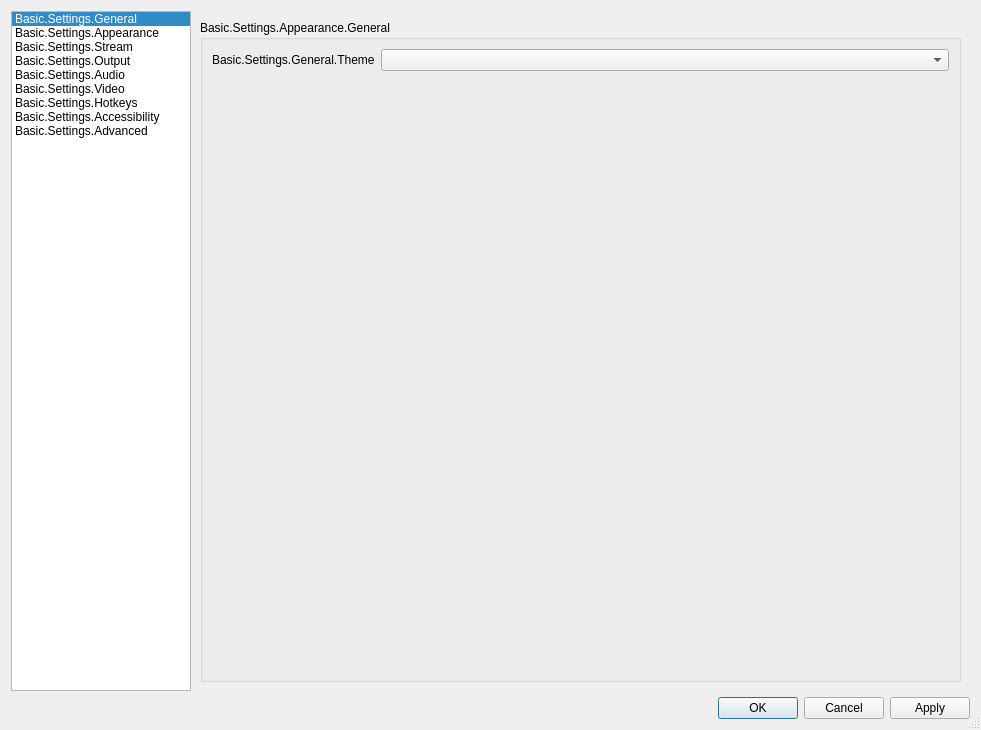
Old version of the form UI/forms/OBSBasicSettings.ui in the repository derrod/obs-studio.
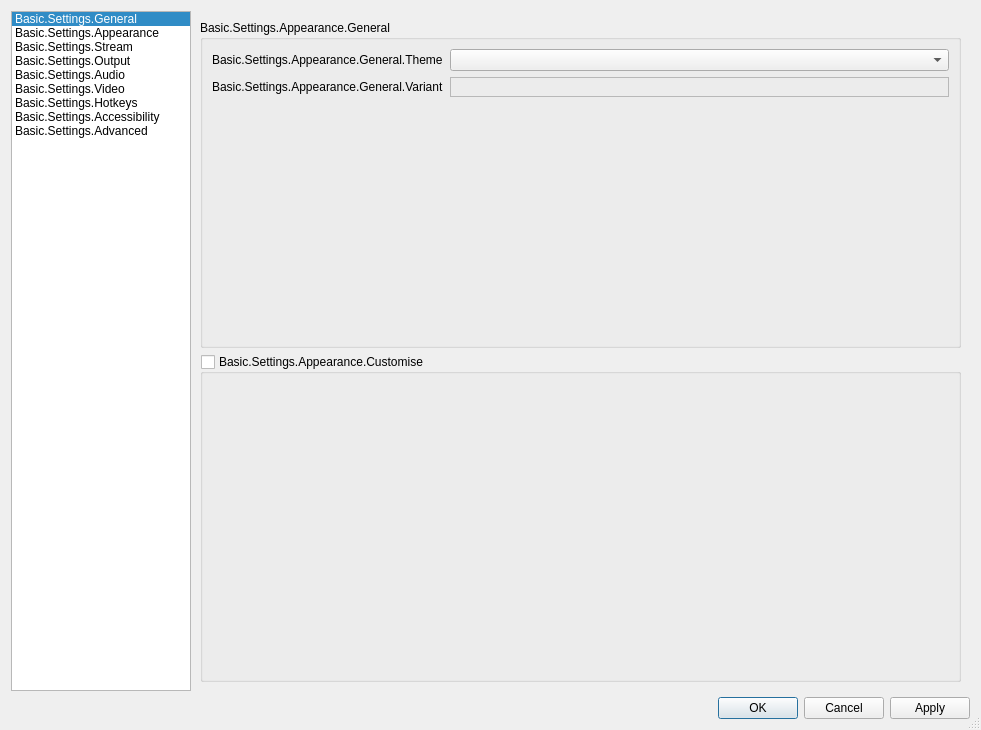
New version of the form. The open tabs and pages were chosen to show the change. Icons and pictures are not drawn. Custom widgets are drawn as their Qt base class.

Commit message: UI: Add composable themes feature (WIP)

Patch:
```diff
--- a/UI/forms/OBSBasicSettings.ui
+++ b/UI/forms/OBSBasicSettings.ui
@@ -948,7 +948,7 @@
                    <item row="0" column="0">
                     <widget class="QLabel" name="label_45">
                      <property name="text">
-                      <string>Basic.Settings.General.Theme</string>
+                      <string>Basic.Settings.Appearance.General.Theme</string>
                      </property>
                      <property name="buddy">
                       <cstring>theme</cstring>
@@ -958,9 +958,50 @@
                    <item row="0" column="1">
                     <widget class="QComboBox" name="theme"/>
                    </item>
+                   <item row="1" column="0">
+                    <widget class="QLabel" name="label_10">
+                     <property name="text">
+                      <string>Basic.Settings.Appearance.General.Variant</string>
+                     </property>
+                     <property name="buddy">
+                      <cstring>themeVariantFrame</cstring>
+                     </property>
+                    </widget>
+                   </item>
+                   <item row="1" column="1">
+                    <widget class="QFrame" name="themeVariantFrame">
+                     <property name="frameShape">
+                      <enum>QFrame::StyledPanel</enum>
+                     </property>
+                     <property name="frameShadow">
+                      <enum>QFrame::Raised</enum>
+                     </property>
+                     <layout class="QHBoxLayout" name="themevariantLayout"/>
+                    </widget>
+                   </item>
                   </layout>
                  </widget>
                 </item>
+                <item>
+                 <widget class="QGroupBox" name="paletteGroupBox">
+                  <property name="sizePolicy">
+                   <sizepolicy hsizetype="Preferred" vsizetype="Preferred">
+                    <horstretch>0</horstretch>
+                    <verstretch>0</verstretch>
+                   </sizepolicy>
+                  </property>
+                  <property name="title">
+                   <string>Basic.Settings.Appearance.Customise</string>
+                  </property>
+                  <property name="checkable">
+                   <bool>true</bool>
+                  </property>
+                  <property name="checked">
+                   <bool>false</bool>
+                  </property>
+                  <layout class="QFormLayout" name="formLayout_27"/>
+                 </widget>
+                </item>
                </layout>
               </widget>
              </item>
```
The commit also changes 15 other files.
